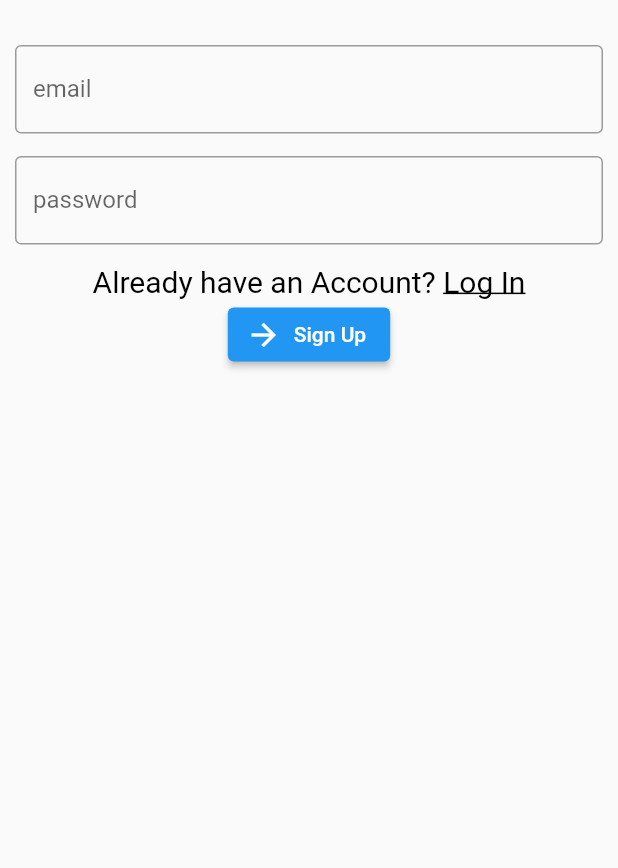
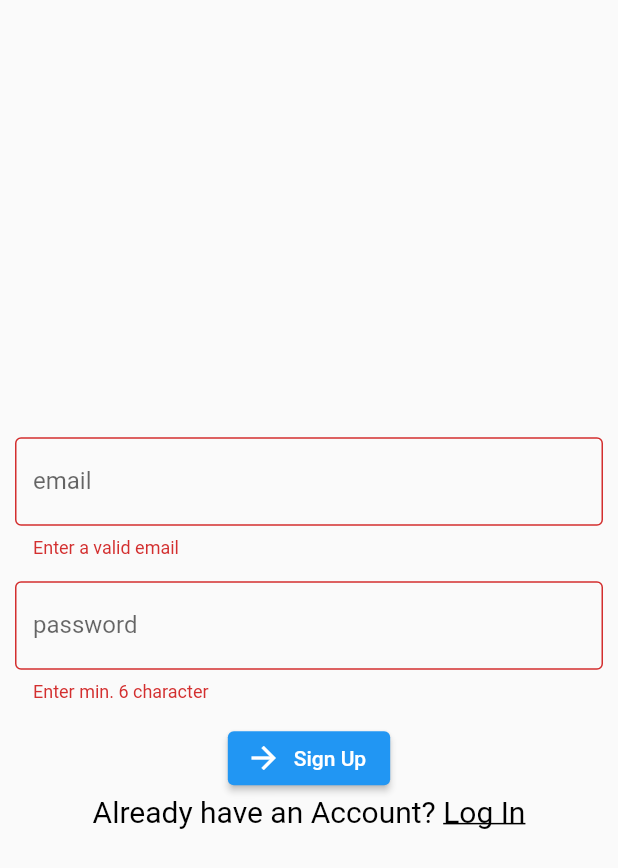
Before and after one commit to Hafeedpkl/firebase-simple-login, a Flutter app: the screen it shows after launch, after a tap on "Sign Up", on a phone screen of 412 x 824 dp. Shown: the top 868 px of the screen. Run offline on Flutter 3.47's test engine with Material 2 defaults, Android fonts, the phone set to English and light mode, and no system bars; our stand-ins replace email_validator, firebase_auth, firebase_core; accounts and stored records are empty.

```diff
--- a/lib/main.dart
+++ b/lib/main.dart
@@ -3,6 +3,7 @@ import 'package:firebase_core/firebase_core.dart';
 import 'package:firebase_sample/auth_page.dart';
 import 'package:firebase_sample/home_page.dart';
 import 'package:firebase_sample/login_widget.dart';
+import 'package:firebase_sample/utils.dart';
 import 'package:flutter/material.dart';
 
 Future main() async {
@@ -19,6 +20,7 @@ class MyApp extends StatelessWidget {
   @override
   Widget build(BuildContext context) {
     return MaterialApp(
+    scaffoldMessengerKey: messengerKey,
       navigatorKey: navigationKey,
       debugShowCheckedModeBanner: false,
       title: 'Flutter Demo',
--- a/lib/signup_widget.dart
+++ b/lib/signup_widget.dart
@@ -1,4 +1,6 @@
+import 'package:email_validator/email_validator.dart';
 import 'package:firebase_auth/firebase_auth.dart';
+import 'package:firebase_sample/utils.dart';
 import 'package:flutter/gestures.dart';
 import 'package:flutter/material.dart';
 
@@ -13,6 +15,7 @@ class SignUpWidget extends StatefulWidget {
 }
 
 class _SignUpWidgetState extends State<SignUpWidget> {
+  final formKey = GlobalKey<FormState>();
   final emailController = TextEditingController();
   final passwordController = TextEditingController();
 
@@ -28,17 +31,24 @@ class _SignUpWidgetState extends State<SignUpWidget> {
     return SafeArea(
       child: Padding(
         padding: const EdgeInsets.all(10),
+        child: Form(
+          key: formKey,
           child: Column(
+            mainAxisAlignment: MainAxisAlignment.center,
             children: [
               const SizedBox(
                 height: 20,
               ),
-            TextField(
+              TextFormField(
                   controller: emailController,
                   textInputAction: TextInputAction.next,
                   decoration: const InputDecoration(
                       labelText: 'email', border: OutlineInputBorder()),
-            ),
+                  autovalidateMode: AutovalidateMode.onUserInteraction,
+                  validator: (email) =>
+                      email != null && !EmailValidator.validate(email)
+                          ? 'Enter a valid email'
+                          : null),
               const SizedBox(
                 height: 15,
               ),
@@ -49,35 +59,42 @@ class _SignUpWidgetState extends State<SignUpWidget> {
                     labelText: 'password', border: OutlineInputBorder()),
                 keyboardType: TextInputType.visiblePassword,
                 obscureText: true,
+                validator: (value) => value != null && value.length < 6
+                    ? 'Enter min. 6 character'
+                    : null,
               ),
               const SizedBox(
                 height: 13,
               ),
+              ElevatedButton.icon(
+                  onPressed: signIn,
+                  icon: Icon(Icons.arrow_forward),
+                  label: Text('Sign Up')),
               RichText(
                 text: TextSpan(
-                  style: TextStyle(fontSize: 20, color: Colors.black),
+                    style: const TextStyle(fontSize: 20, color: Colors.black),
                     text: 'Already have an Account? ',
                     children: [
                       TextSpan(
                           recognizer: TapGestureRecognizer()
                             ..onTap = widget.onClickedSignIn,
                           text: 'Log In',
-                        style: TextStyle(
+                          style: const TextStyle(
                             decoration: TextDecoration.underline,
                           ))
                     ]),
+
               ),
-            ElevatedButton.icon(
-                onPressed: signIn,
-                icon: Icon(Icons.arrow_forward),
-                label: Text('Sign Up')),
             ],
+          ),
         ),
       ),
     );
   }
 
   Future signIn() async {
+    final isValid = formKey.currentState!.validate();
+    if (!isValid) return;
     showDialog(
       context: context,
       barrierDismissible: false,
@@ -92,6 +109,7 @@ class _SignUpWidgetState extends State<SignUpWidget> {
       );
     } on FirebaseAuthException catch (e) {
       print(e);
+      Utils.showSnackBar(e.message);
     }
     //Navigator.of(context) not working!
     navigationKey.currentState!.popUntil((route) => route.isFirst);
--- a/pubspec.yaml
+++ b/pubspec.yaml
@@ -30,6 +30,7 @@ environment:
 dependencies:
   cloud_firestore: ^4.3.1
   cupertino_icons: ^1.0.2
+  email_validator: ^2.1.17
   firebase_auth: ^4.2.5
   flutter:
     sdk: flutter
```
Also changed, not shown: lib/login_widget.dart (+17 -4 lines), lib/reset_ password.dart (added, +78 -0 lines), lib/utils.dart (added, +16 -0 lines), pubspec.lock. Lines whose indentation alone changed are shown as unchanged.
